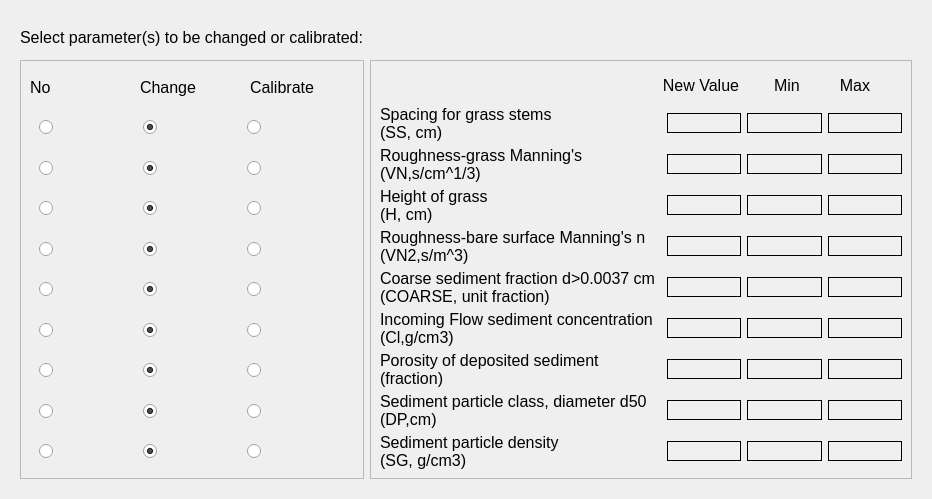
The window that ui/sediment_calibration_single.ui (Inigobarbe/VFSMOD-GUI) describes before a commit, drawn with Qt 5.
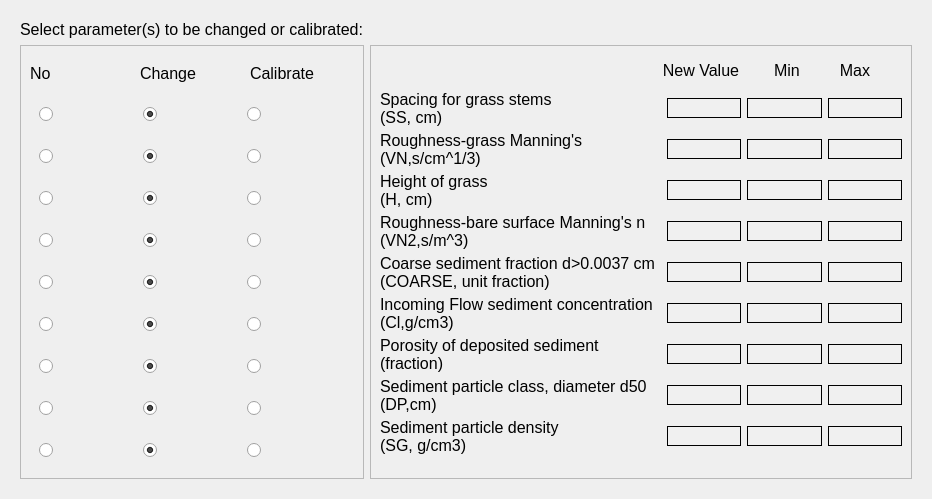
The same window after the commit.

What changed in the file:
```diff
--- a/ui/sediment_calibration_single.ui
+++ b/ui/sediment_calibration_single.ui
@@ -133,8 +133,8 @@
        <rect>
         <x>0</x>
         <y>0</y>
-        <width>914</width>
-        <height>481</height>
+        <width>897</width>
+        <height>487</height>
        </rect>
       </property>
       <layout class="QGridLayout" name="gridLayout_71">
@@ -567,6 +567,19 @@
             </item>
            </layout>
           </item>
+          <item row="11" column="0">
+           <spacer name="verticalSpacer">
+            <property name="orientation">
+             <enum>Qt::Vertical</enum>
+            </property>
+            <property name="sizeHint" stdset="0">
+             <size>
+              <width>20</width>
+              <height>40</height>
+             </size>
+            </property>
+           </spacer>
+          </item>
          </layout>
         </widget>
        </item>
```
Left out of the diff: 202 changed lines with no effect on the pictures.
